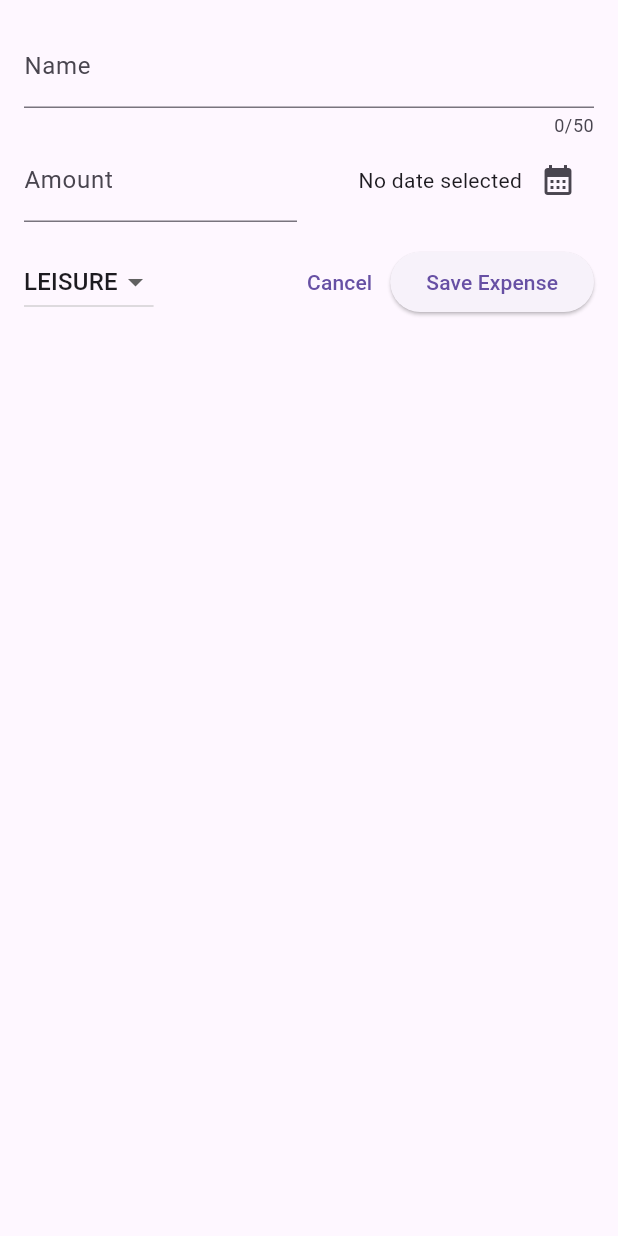
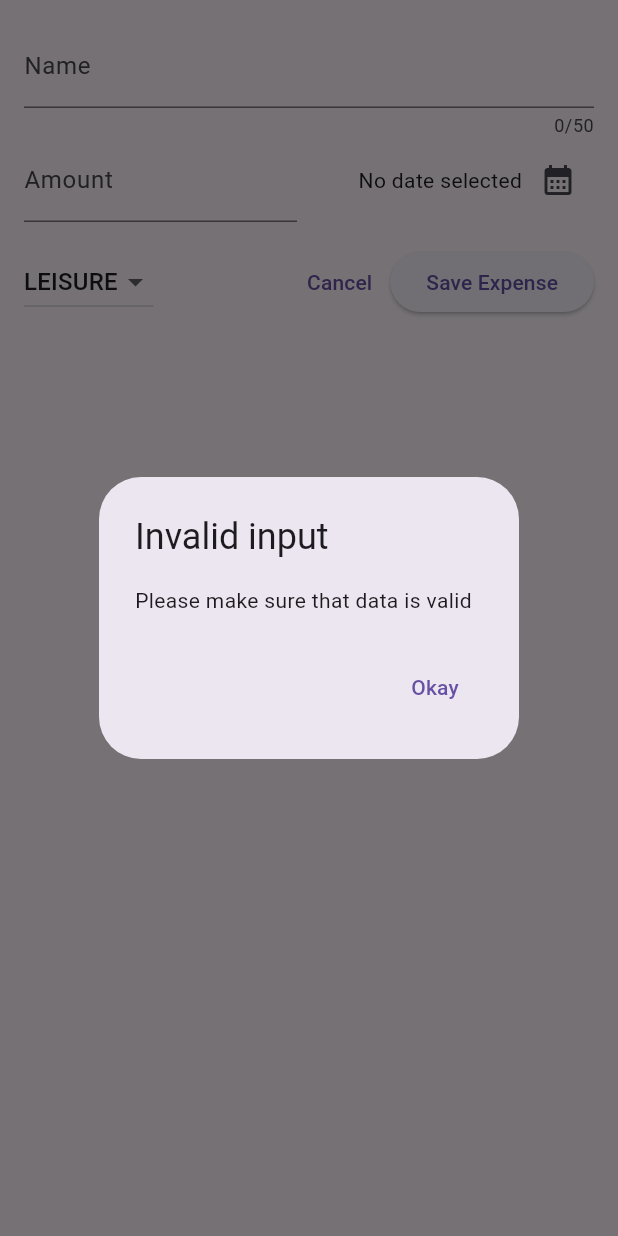
Before and after one commit to Arthurgt/Flutter-Expenses-Tracker, a Flutter app: the NewExpense widget shown alone on an empty page, opened directly, after a tap on "Save Expense", on a phone screen of 412 x 824 dp. Run offline on Flutter 3.47's test engine with Material 2 defaults, Android fonts, the phone set to English and light mode, and no system bars.

Commit message:
Commit_13 - Created validation to entered data

```diff
--- a/lib/widgets/new_expense.dart
+++ b/lib/widgets/new_expense.dart
@@ -32,11 +32,35 @@ class _NewExpenseState extends State<NewExpense> {
   }
 
   void _submtExpenseData() {
+    if (!_isDataValid()) {
+      showDialog(
+        context: context,
+        builder: (ctx) => AlertDialog(
+          title: const Text('Invalid input'),
+          content: const Text('Please make sure that data is valid'),
+          actions: [
+            TextButton(
+              onPressed: () {
+                Navigator.pop(ctx);
+              },
+              child: Text('Okay'),
+            )
+          ],
+        ),
+      );
+      return;
+    }
+  }
+
+  bool _isDataValid() {
     final enteredAmount = double.tryParse(_amountController.text);
     final amountIsInvalid = enteredAmount == null || enteredAmount <= 0;
-    if (_titleController.text.trim().isEmpty) {
-      //show error message
+    if (_titleController.text.trim().isEmpty ||
+        amountIsInvalid ||
+        _selectedDate == null) {
+      return false;
     }
+    return true;
   }
 
   @override
```
